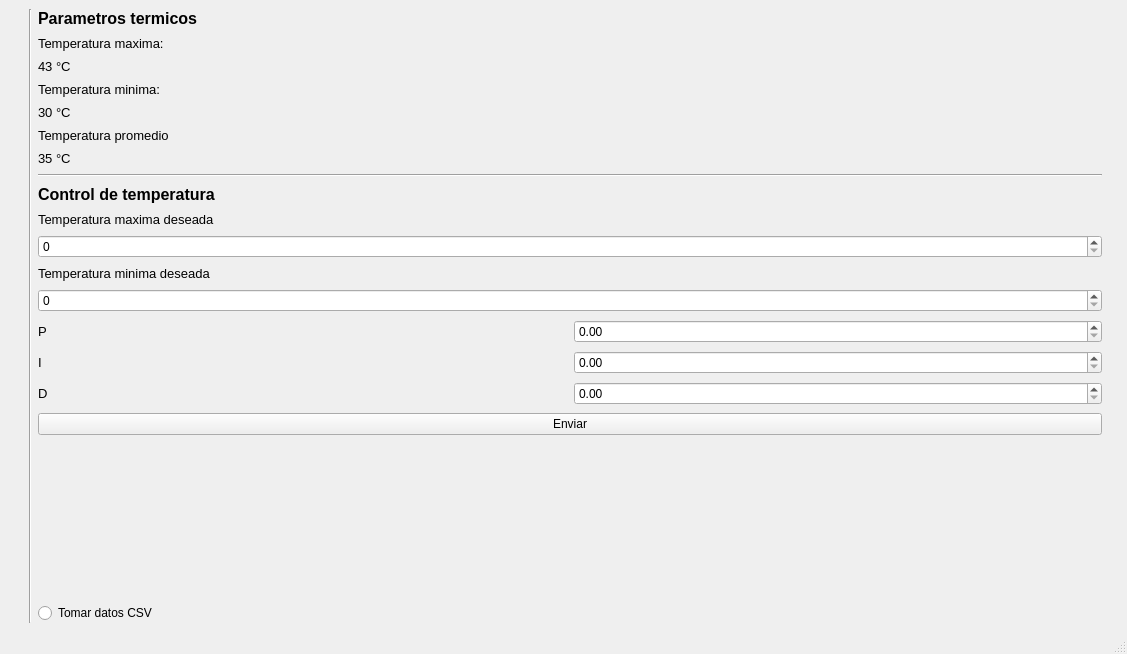
This is ui/mainwindow.ui in santiagoSuarez219/GUI_hipertermia as Qt 5 draws it before an edit. The edited form follows.
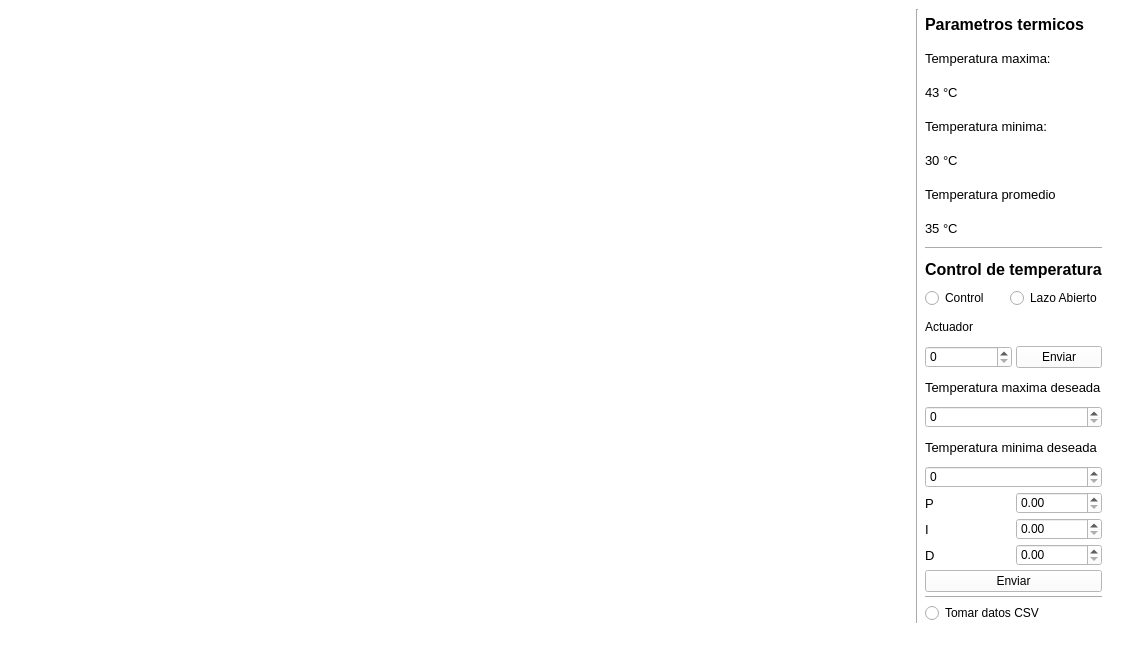
This is the edited form.

Commit message: implementacion del control y algunos ajustes

What changed in the file:
```diff
--- a/ui/mainwindow.ui
+++ b/ui/mainwindow.ui
@@ -11,26 +11,126 @@
    </rect>
   </property>
   <property name="windowTitle">
-   <string>MainWindow</string>
+   <string>Aplicativo Hipertermia</string>
+  </property>
+  <property name="autoFillBackground">
+   <bool>false</bool>
+  </property>
+  <property name="styleSheet">
+   <string notr="true">QWidget {
+	background-color: white;
+}</string>
   </property>
   <widget class="QWidget" name="centralwidget">
    <layout class="QHBoxLayout" name="horizontalLayout">
     <item>
-     <layout class="QVBoxLayout" name="verticalLayout_2">
-      <item>
-       <spacer name="verticalSpacer_2">
-        <property name="orientation">
-         <enum>Qt::Vertical</enum>
-        </property>
-        <property name="sizeHint" stdset="0">
-         <size>
-          <width>20</width>
-          <height>40</height>
-         </size>
-        </property>
-       </spacer>
-      </item>
-     </layout>
+     <widget class="QWidget" name="widget" native="true">
+      <property name="sizePolicy">
+       <sizepolicy hsizetype="Expanding" vsizetype="Preferred">
+        <horstretch>0</horstretch>
+        <verstretch>0</verstretch>
+       </sizepolicy>
+      </property>
+      <layout class="QHBoxLayout" name="horizontalLayout_2">
+       <property name="spacing">
+        <number>0</number>
+       </property>
+       <property name="leftMargin">
+        <number>0</number>
+       </property>
+       <property name="topMargin">
+        <number>0</number>
+       </property>
+       <property name="rightMargin">
+        <number>0</number>
+       </property>
+       <property name="bottomMargin">
+        <number>0</number>
+       </property>
+       <item>
+        <widget class="QWidget" name="widget_2" native="true">
+         <property name="maximumSize">
+          <size>
+           <width>800</width>
+           <height>16777215</height>
+          </size>
+         </property>
+         <layout class="QVBoxLayout" name="verticalLayout_4">
+          <property name="spacing">
+           <number>0</number>
+          </property>
+          <property name="leftMargin">
+           <number>0</number>
+          </property>
+          <property name="topMargin">
+           <number>0</number>
+          </property>
+          <property name="rightMargin">
+           <number>0</number>
+          </property>
+          <property name="bottomMargin">
+           <number>0</number>
+          </property>
+          <item>
+           <layout class="QVBoxLayout" name="imagen_termica_layout">
+            <property name="spacing">
+             <number>0</number>
+            </property>
+           </layout>
+          </item>
+         </layout>
+        </widget>
+       </item>
+       <item>
+        <widget class="QWidget" name="widget_3" native="true">
+         <property name="maximumSize">
+          <size>
+           <width>300</width>
+           <height>16777215</height>
+          </size>
+         </property>
+         <layout class="QVBoxLayout" name="verticalLayout_2">
+          <property name="spacing">
+           <number>0</number>
+          </property>
+          <property name="leftMargin">
+           <number>0</number>
+          </property>
+          <property name="topMargin">
+           <number>0</number>
+          </property>
+          <property name="rightMargin">
+           <number>0</number>
+          </property>
+          <property name="bottomMargin">
+           <number>0</number>
+          </property>
+          <item>
+           <widget class="QWidget" name="widget_4" native="true">
+            <layout class="QVBoxLayout" name="verticalLayout_7">
+             <property name="leftMargin">
+              <number>0</number>
+             </property>
+             <property name="topMargin">
+              <number>0</number>
+             </property>
+             <property name="rightMargin">
+              <number>0</number>
+             </property>
+             <property name="bottomMargin">
+              <number>0</number>
+             </property>
+             <item>
+              <layout class="QVBoxLayout" name="maxima_temperatura_layout"/>
+             </item>
+            </layout>
+           </widget>
+          </item>
+         </layout>
+        </widget>
+       </item>
+      </layout>
+     </widget>
     </item>
     <item>
      <widget class="Line" name="line_2">
@@ -42,7 +142,7 @@
     <item>
      <layout class="QVBoxLayout" name="verticalLayout">
       <property name="spacing">
-       <number>8</number>
+       <number>4</number>
       </property>
       <property name="rightMargin">
        <number>16</number>
@@ -155,7 +255,46 @@
        </widget>
       </item>
       <item>
-       <widget class="QLabel" name="label_3">
+       <layout class="QHBoxLayout" name="horizontalLayout_4">
+        <item>
+         <widget class="QRadioButton" name="toggleControl">
+          <property name="text">
+           <string>Control</string>
+          </property>
+         </widget>
+        </item>
+        <item>
+         <widget class="QRadioButton" name="toogleLazoAbierto">
+          <property name="text">
+           <string>Lazo Abierto</string>
+          </property>
+         </widget>
+        </item>
+       </layout>
+      </item>
+      <item>
+       <widget class="QLabel" name="actuador_label">
+        <property name="text">
+         <string>Actuador</string>
+        </property>
+       </widget>
+      </item>
+      <item>
+       <layout class="QHBoxLayout" name="horizontalLayout_7">
+        <item>
+         <widget class="QSpinBox" name="actuado_value"/>
+        </item>
+        <item>
+         <widget class="QPushButton" name="actuador_value_send">
+          <property name="text">
+           <string>Enviar</string>
+          </property>
+         </widget>
+        </item>
+       </layout>
+      </item>
+      <item>
+       <widget class="QLabel" name="temperatura_maxima_deseada_label">
         <property name="font">
          <font>
           <pointsize>10</pointsize>
@@ -249,17 +388,11 @@
        </widget>
       </item>
       <item>
-       <spacer name="verticalSpacer">
+       <widget class="Line" name="line_3">
         <property name="orientation">
-         <enum>Qt::Vertical</enum>
+         <enum>Qt::Horizontal</enum>
         </property>
-        <property name="sizeHint" stdset="0">
-         <size>
-          <width>20</width>
-          <height>40</height>
-         </size>
-        </property>
-       </spacer>
+       </widget>
       </item>
       <item>
        <widget class="QRadioButton" name="radioButton">
```
Left out of the diff: 26 changed lines with no effect on the pictures. The commit also changes 7 other files.
